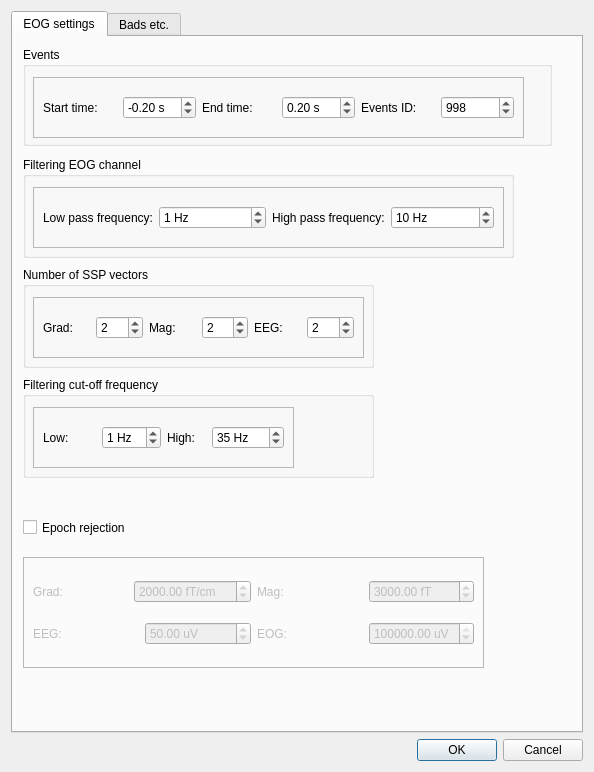
Qt form hoksotin/ui/qt4Designer/eogParametersDialog.ui (cibr-jyu/meggie) before a commit.
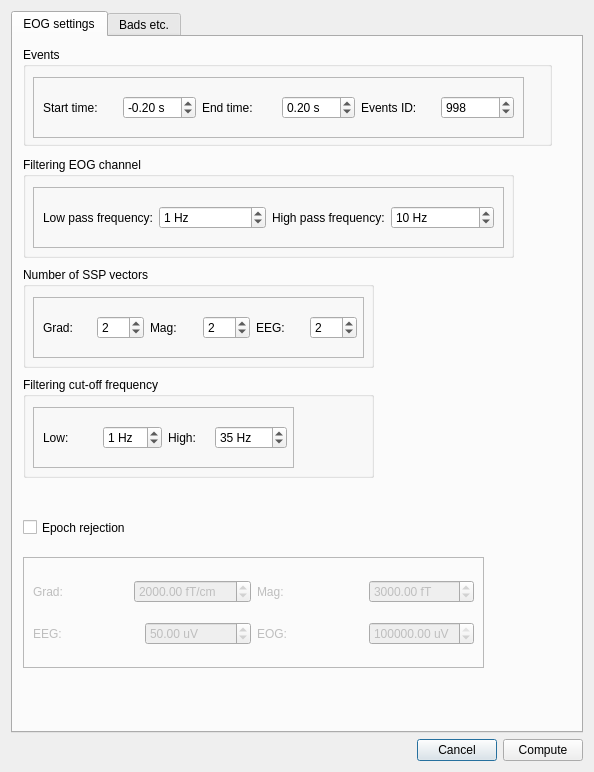
The same form after that commit.

Commit message: eog ja ecg parameter dialog.ui korjailtu.

```diff
--- a/hoksotin/ui/qt4Designer/eogParametersDialog.ui
+++ b/hoksotin/ui/qt4Designer/eogParametersDialog.ui
@@ -15,14 +15,41 @@
   </property>
   <layout class="QGridLayout" name="gridLayout">
    <item row="1" column="0">
-    <widget class="QDialogButtonBox" name="buttonBox">
-     <property name="orientation">
-      <enum>Qt::Horizontal</enum>
-     </property>
-     <property name="standardButtons">
-      <set>QDialogButtonBox::Cancel|QDialogButtonBox::Ok</set>
-     </property>
-    </widget>
+    <layout class="QHBoxLayout" name="horizontalLayout_13">
+     <item>
+      <spacer name="horizontalSpacer">
+       <property name="orientation">
+        <enum>Qt::Horizontal</enum>
+       </property>
+       <property name="sizeHint" stdset="0">
+        <size>
+         <width>40</width>
+         <height>20</height>
+        </size>
+       </property>
+      </spacer>
+     </item>
+     <item>
+      <widget class="QPushButton" name="pushButtonCancel">
+       <property name="text">
+        <string>Cancel</string>
+       </property>
+      </widget>
+     </item>
+     <item>
+      <widget class="QPushButton" name="pushButtonCompute">
+       <property name="sizePolicy">
+        <sizepolicy hsizetype="Minimum" vsizetype="Fixed">
+         <horstretch>0</horstretch>
+         <verstretch>0</verstretch>
+        </sizepolicy>
+       </property>
+       <property name="text">
+        <string>Compute</string>
+       </property>
+      </widget>
+     </item>
+    </layout>
    </item>
    <item row="0" column="0">
     <widget class="QTabWidget" name="tabWidgetEOGSettings">
@@ -65,7 +92,7 @@
           <rect>
            <x>10</x>
            <y>10</y>
-           <width>241</width>
+           <width>244</width>
            <height>41</height>
           </rect>
          </property>
@@ -237,7 +264,7 @@
           <rect>
            <x>10</x>
            <y>10</y>
-           <width>311</width>
+           <width>314</width>
            <height>41</height>
           </rect>
          </property>
```
Left out of the diff: 82 changed lines with no effect on the pictures. The commit also changes 1 other file.
